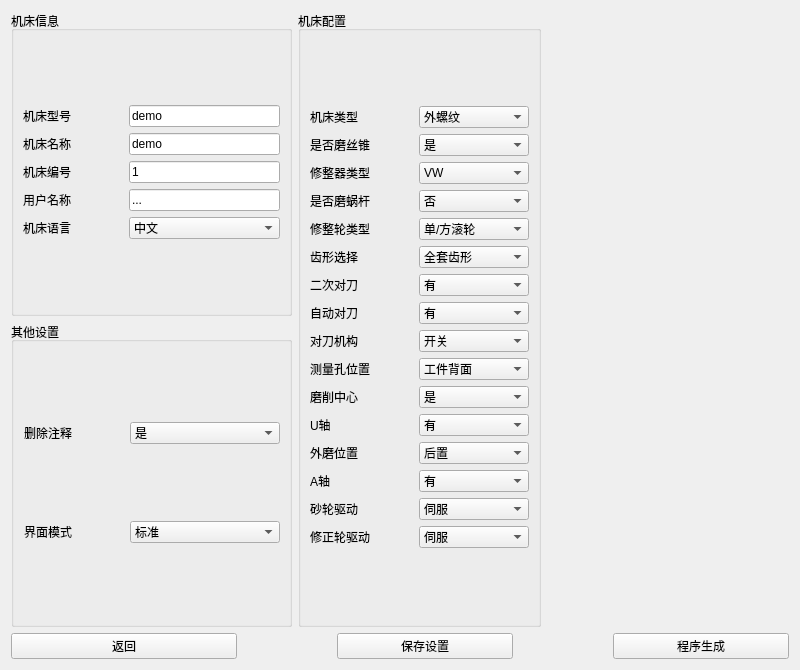
Old version of the form creatorwindow.ui in the repository nie11kun/HorizonJuicerCreator.
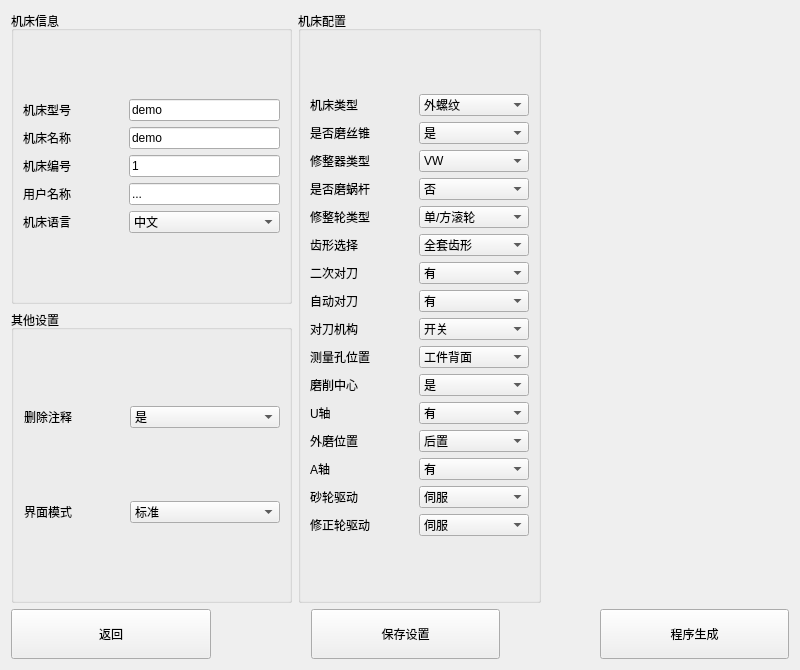
New version of the form.

```diff
--- a/creatorwindow.ui
+++ b/creatorwindow.ui
@@ -684,6 +684,18 @@
      </property>
      <item>
       <widget class="QPushButton" name="backButton">
+       <property name="minimumSize">
+        <size>
+         <width>0</width>
+         <height>50</height>
+        </size>
+       </property>
+       <property name="maximumSize">
+        <size>
+         <width>200</width>
+         <height>16777215</height>
+        </size>
+       </property>
        <property name="text">
         <string>返回</string>
        </property>
@@ -696,6 +708,18 @@
        </property>
        <item>
         <widget class="QPushButton" name="saveDataPushButton">
+         <property name="minimumSize">
+          <size>
+           <width>0</width>
+           <height>50</height>
+          </size>
+         </property>
+         <property name="maximumSize">
+          <size>
+           <width>200</width>
+           <height>16777215</height>
+          </size>
+         </property>
          <property name="text">
           <string>保存设置</string>
          </property>
@@ -703,6 +727,18 @@
        </item>
        <item>
         <widget class="QPushButton" name="creatPushButton">
+         <property name="minimumSize">
+          <size>
+           <width>0</width>
+           <height>50</height>
+          </size>
+         </property>
+         <property name="maximumSize">
+          <size>
+           <width>200</width>
+           <height>16777215</height>
+          </size>
+         </property>
          <property name="text">
           <string>程序生成</string>
          </property>
```
